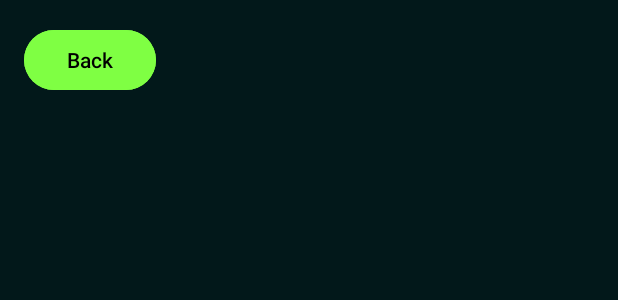
After one commit to KamixGithub/FindMeApp, an Android app: the layout fragment_friendlist_view.xml on its own in the app's theme, with its tools: preview values and no code run, on a phone screen of 412 x 824 dp. The commit adds this screen. Shown: the top 300 px of the screen. Run offline under Robolectric (Android 15) with nearby library versions, the phone set to English and light mode, and no system bars.

Commit message:
added 2 fragments (friendlist view, location view)

```diff
--- a/app/build.gradle.kts
+++ b/app/build.gradle.kts
@@ -41,6 +41,10 @@ dependencies {
     implementation(libs.constraintlayout)
     implementation(libs.navigation.fragment)
     implementation(libs.navigation.ui)
+    implementation(libs.legacy.support.v4)
+    implementation(libs.recyclerview)
+    implementation(libs.lifecycle.livedata.ktx)
+    implementation(libs.lifecycle.viewmodel.ktx)
     testImplementation(libs.junit)
     androidTestImplementation(libs.ext.junit)
     androidTestImplementation(libs.espresso.core)
--- /dev/null
+++ b/app/src/main/res/layout/fragment_friendlist_view.xml
@@ -0,0 +1,40 @@
+<?xml version="1.0" encoding="utf-8"?>
+<androidx.constraintlayout.widget.ConstraintLayout xmlns:android="http://schemas.android.com/apk/res/android"
+    xmlns:app="http://schemas.android.com/apk/res-auto"
+    xmlns:tools="http://schemas.android.com/tools"
+    android:id="@+id/frameLayout"
+    android:layout_width="match_parent"
+    android:layout_height="match_parent"
+    android:background="@color/darkgreen"
+    tools:context=".view.FriendlistView">
+
+    <Button
+        android:id="@+id/backbutton"
+        android:layout_width="wrap_content"
+        android:layout_height="wrap_content"
+        android:layout_marginStart="16dp"
+        android:layout_marginTop="16dp"
+        android:backgroundTint="@color/lightgreen"
+        android:text="@string/Back"
+        android:textColor="@color/black"
+        app:layout_constraintStart_toStartOf="parent"
+        app:layout_constraintTop_toTopOf="parent" />
+
+    <ScrollView
+        android:id="@+id/scrollView2"
+        android:layout_width="409dp"
+        android:layout_height="665dp"
+        android:layout_marginTop="16dp"
+        android:background="@color/darkgreen"
+        app:layout_constraintBottom_toBottomOf="parent"
+        app:layout_constraintEnd_toEndOf="parent"
+        app:layout_constraintHorizontal_bias="0.0"
+        app:layout_constraintStart_toStartOf="parent"
+        app:layout_constraintTop_toBottomOf="@+id/backbutton">
+
+        <LinearLayout
+            android:layout_width="match_parent"
+            android:layout_height="match_parent"
+            android:orientation="vertical" />
+    </ScrollView>
+</androidx.constraintlayout.widget.ConstraintLayout>
--- a/app/src/main/res/values/dimens.xml
+++ b/app/src/main/res/values/dimens.xml
@@ -1,3 +1,4 @@
 <resources>
     <dimen name="fab_margin">16dp</dimen>
+    <dimen name="text_margin">16dp</dimen>
 </resources>
```
Also changed, not shown: app/src/main/java/com/example/findme/view/CompassView.java (added, +31 -0 lines), app/src/main/java/com/example/findme/view/FriendlistView.java (added, +34 -0 lines), app/src/main/java/com/example/findme/view/LocationlistView.java (added, +66 -0 lines), app/src/main/res/layout/fragment_compass_view.xml (added, +65 -0 lines), app/src/main/res/layout/fragment_locationlist_view.xml (added, +14 -0 lines), app/src/main/res/values/strings.xml (+4 -41 lines), gradle/libs.versions.toml (+8 -0 lines).
